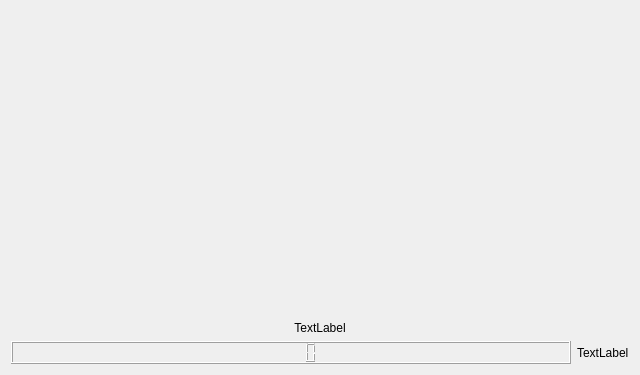
The window that epyq/widgets/lcd.ui (epcpower/st) describes before a commit, drawn with Qt 5.
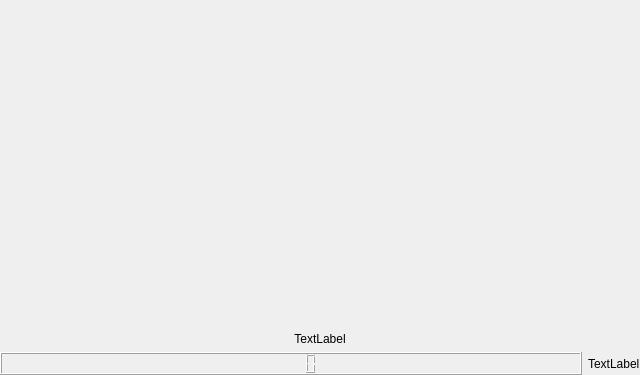
The same window after the commit.

Commit message:
Set all layout margins in widgets to 0 to compact them
Ref T335

The edit to the form file:
```diff
--- a/epyq/widgets/lcd.ui
+++ b/epyq/widgets/lcd.ui
@@ -14,8 +14,32 @@
    <string>Form</string>
   </property>
   <layout class="QHBoxLayout" name="horizontalLayout_2">
+   <property name="leftMargin">
+    <number>0</number>
+   </property>
+   <property name="topMargin">
+    <number>0</number>
+   </property>
+   <property name="rightMargin">
+    <number>0</number>
+   </property>
+   <property name="bottomMargin">
+    <number>0</number>
+   </property>
    <item>
     <layout class="QVBoxLayout" name="verticalLayout" stretch="1,0">
+     <property name="leftMargin">
+      <number>0</number>
+     </property>
+     <property name="topMargin">
+      <number>0</number>
+     </property>
+     <property name="rightMargin">
+      <number>0</number>
+     </property>
+     <property name="bottomMargin">
+      <number>0</number>
+     </property>
      <item>
       <widget class="QLabel" name="label">
        <property name="text">
```
The commit also changes 10 other files.
